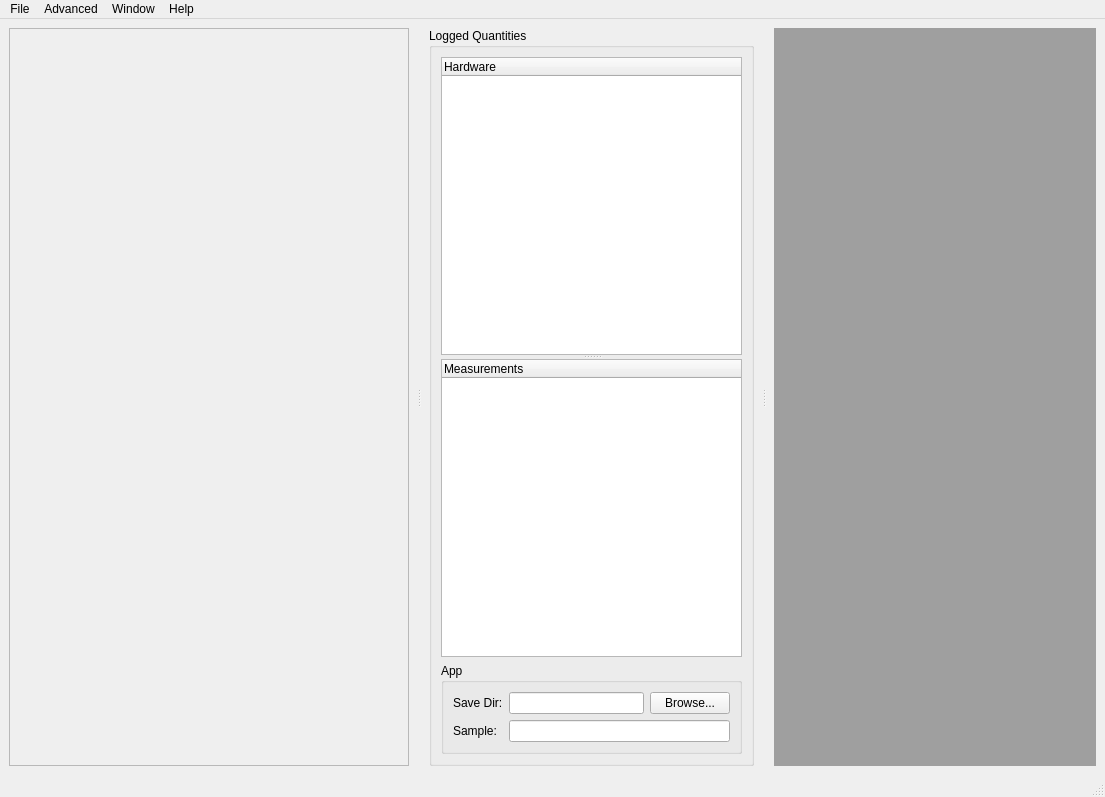
Before: the Qt Designer form src/main/resources/base/base_microscope_app_mdi.ui in rajgiriUW/OECT_Control, drawn with Qt 5.
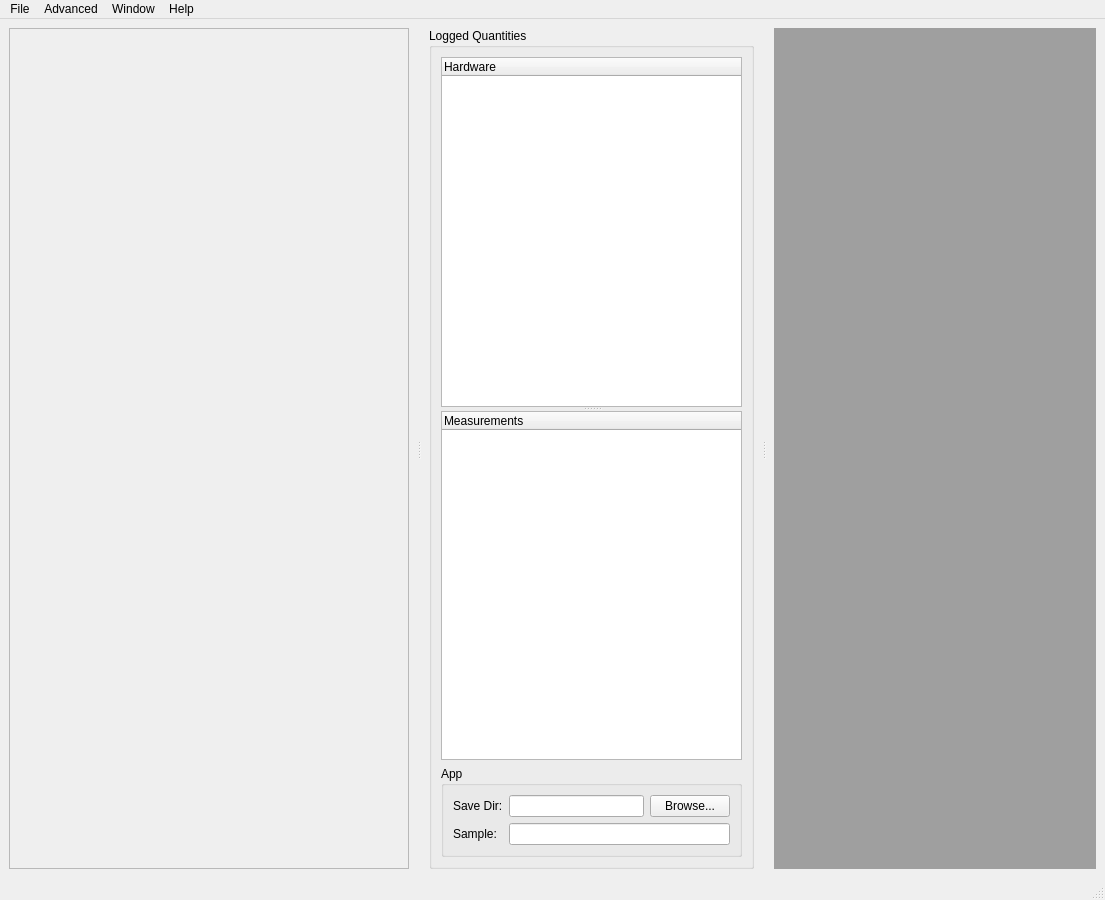
After: the same form once the commit is applied. Icons and pictures are not drawn.

```diff
--- a/src/main/resources/base/base_microscope_app_mdi.ui
+++ b/src/main/resources/base/base_microscope_app_mdi.ui
@@ -7,7 +7,7 @@
     <x>0</x>
     <y>0</y>
     <width>1105</width>
-    <height>797</height>
+    <height>900</height>
    </rect>
   </property>
   <property name="windowTitle">
@@ -49,7 +49,7 @@
           <x>0</x>
           <y>0</y>
           <width>398</width>
-          <height>736</height>
+          <height>839</height>
          </rect>
         </property>
         <layout class="QVBoxLayout" name="verticalLayout_2"/>
```
